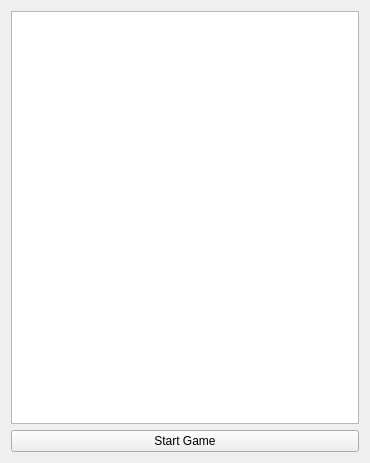
Before: the Qt Designer form widget.ui in emrekaraos/FlappyBird, drawn with Qt 5.
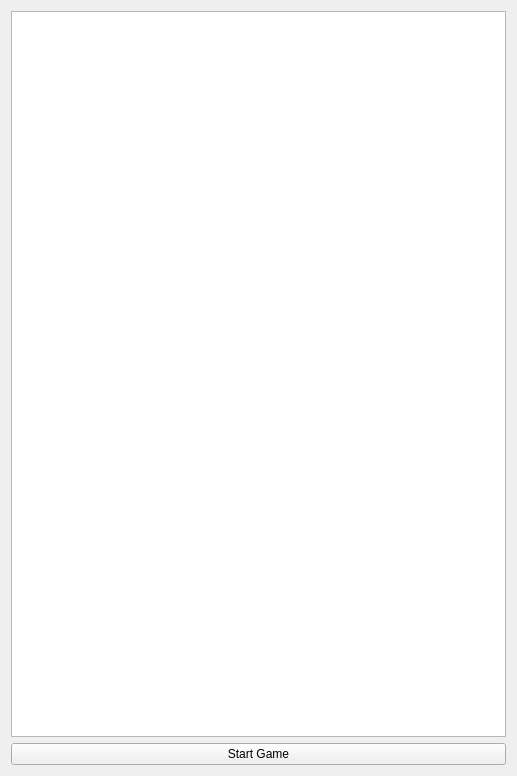
After: the same form once the commit is applied.

Patch:
```diff
--- a/widget.ui
+++ b/widget.ui
@@ -6,8 +6,8 @@
    <rect>
     <x>0</x>
     <y>0</y>
-    <width>370</width>
-    <height>463</height>
+    <width>517</width>
+    <height>776</height>
    </rect>
   </property>
   <property name="windowTitle">
```
